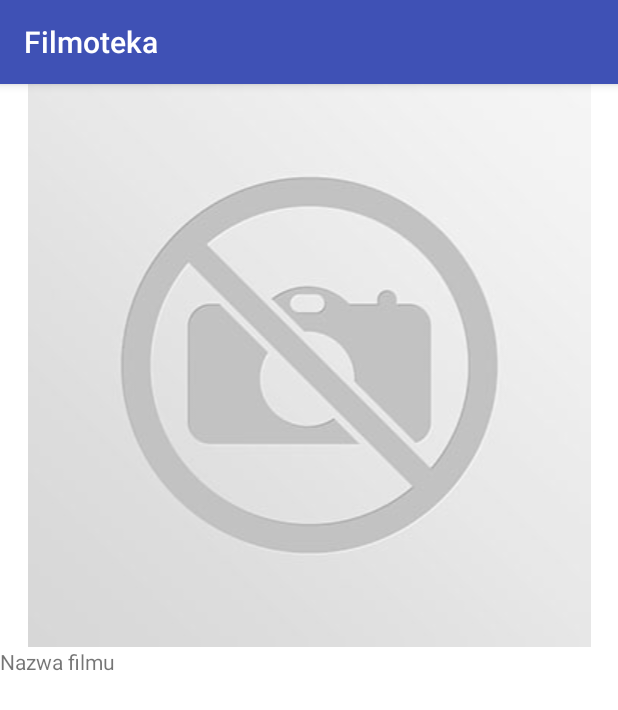
After one commit to norles/Filmoteka, an Android app: the PersonDetailActivity screen opened directly, with no data from a screen before it, on a phone screen of 412 x 824 dp. The commit adds this screen. Shown: the top 710 px of the screen. Run offline under Robolectric (Android 15) with nearby library versions, the phone set to English and light mode, and no system bars; pictures from the network do not load.

Commit message:
Add PersonDetailActivity

```diff
--- a/app/src/main/AndroidManifest.xml
+++ b/app/src/main/AndroidManifest.xml
@@ -25,6 +25,8 @@
         </activity>
         <activity android:name=".MovieDetailActivity">
         </activity>
+        <activity android:name=".PersonDetailActivity">
+        </activity>
     </application>
 
 </manifest>
--- a/app/src/main/java/filmoteka/norles/github/com/filmoteka/PersonAdapter.java
+++ b/app/src/main/java/filmoteka/norles/github/com/filmoteka/PersonAdapter.java
@@ -1,6 +1,7 @@
 package filmoteka.norles.github.com.filmoteka;
 
 import android.content.Context;
+import android.content.Intent;
 import android.support.v7.widget.RecyclerView;
 import android.util.Log;
 import android.view.LayoutInflater;
@@ -34,6 +35,8 @@ public class PersonAdapter extends RecyclerView.Adapter<PersonAdapter.PersonView
     public void onBindViewHolder(PersonViewHolder holder, int position) {
         PersonItem person = people.get(position);
 
+        holder.id = person.getId();
+
         holder.name.setText(person.getName());
 
         Glide.with(mContext)
@@ -51,6 +54,8 @@ public class PersonAdapter extends RecyclerView.Adapter<PersonAdapter.PersonView
 
     class PersonViewHolder extends RecyclerView.ViewHolder {
 
+        public Integer id;
+
         public TextView name;
         public ImageView img;
 
@@ -63,7 +68,9 @@ public class PersonAdapter extends RecyclerView.Adapter<PersonAdapter.PersonView
             itemView.setOnClickListener(new View.OnClickListener() {
                 @Override
                 public void onClick(View view) {
-                    Log.d("ITEM", name.getText().toString());
+                    Intent intent = new Intent(mContext, PersonDetailActivity.class);
+                    intent.putExtra("id",id);
+                    mContext.startActivity(intent);
                 }
             });
         }
--- /dev/null
+++ b/app/src/main/java/filmoteka/norles/github/com/filmoteka/PersonDetailActivity.java
@@ -0,0 +1,75 @@
+package filmoteka.norles.github.com.filmoteka;
+
+import android.os.Bundle;
+import android.support.v7.app.AppCompatActivity;
+import android.util.Log;
+import android.widget.ImageView;
+import android.widget.TextView;
+import com.bumptech.glide.Glide;
+import filmoteka.norles.github.com.filmoteka.models.MovieDetail;
+import filmoteka.norles.github.com.filmoteka.models.PersonDetail;
+import filmoteka.norles.github.com.filmoteka.network.Client;
+import filmoteka.norles.github.com.filmoteka.network.MovieService;
+import retrofit2.Call;
+import retrofit2.Callback;
+import retrofit2.Response;
+
+public class PersonDetailActivity extends AppCompatActivity {
+
+    private static final String TAG = PersonDetailActivity.class.getName();
+
+    private PersonDetail personDetail;
+
+    private ImageView imageView;
+    private TextView nameView;
+
+    private Integer id;
+
+    @Override
+    protected void onCreate(Bundle savedInstanceState) {
+        super.onCreate(savedInstanceState);
+        setContentView(R.layout.activity_person_detail);
+
+        id = getIntent().getIntExtra("id", 0);
+
+        imageView = findViewById(R.id.person_detail_img);
+        nameView = findViewById(R.id.person_detail_name);
+
+        loadJSON();
+    }
+
+    void loadJSON(){
+
+        MovieService service = Client
+                .getRetrofit()
+                .create(MovieService.class);
+
+        Call<PersonDetail> call = service.getPersonDetail(id,BuildConfig.MOVIE_DB_KEY);
+
+        call.enqueue(new Callback<PersonDetail>() {
+            @Override
+            public void onResponse(Call<PersonDetail> call, Response<PersonDetail> response) {
+                if (response.isSuccessful()){
+                    personDetail = response.body();
+
+                    initView();
+                }
+            }
+
+            @Override
+            public void onFailure(Call<PersonDetail> call, Throwable t) {
+                Log.e(TAG, t.getMessage());
+            }
+        });
+    }
+
+    void initView(){
+
+        Glide.with(this)
+                .load(personDetail.getProfilePath())
+                .placeholder(R.drawable.placeholder)
+                .into(imageView);
+
+        nameView.setText(personDetail.getName());
+    }
+}
--- /dev/null
+++ b/app/src/main/res/layout/activity_person_detail.xml
@@ -0,0 +1,12 @@
+<?xml version="1.0" encoding="utf-8"?>
+<android.support.constraint.ConstraintLayout
+        xmlns:android="http://schemas.android.com/apk/res/android"
+        xmlns:tools="http://schemas.android.com/tools"
+        xmlns:app="http://schemas.android.com/apk/res-auto"
+        android:id="@+id/person_detail_content"
+        android:layout_width="match_parent"
+        android:layout_height="match_parent">
+
+    <include layout="@layout/content_person_detail"/>
+
+</android.support.constraint.ConstraintLayout>
--- /dev/null
+++ b/app/src/main/res/layout/content_person_detail.xml
@@ -0,0 +1,26 @@
+<?xml version="1.0" encoding="utf-8"?>
+<LinearLayout
+        xmlns:android="http://schemas.android.com/apk/res/android"
+        xmlns:tools="http://schemas.android.com/tools"
+        android:orientation="vertical"
+        android:layout_width="match_parent"
+        android:layout_height="match_parent"
+        android:background="@color/cardview_light_background"
+        tools:context="filmoteka.norles.github.com.filmoteka.PersonDetailActivity"
+        tools:showIn="@layout/activity_person_detail">
+
+
+    <ImageView
+            android:id="@+id/person_detail_img"
+            android:layout_width="match_parent"
+            android:layout_height="wrap_content"
+            android:src="@drawable/placeholder"
+            />
+
+    <TextView
+            android:id="@+id/person_detail_name"
+            android:layout_width="match_parent"
+            android:layout_height="wrap_content"
+            android:text="Nazwa filmu"/>
+
+</LinearLayout>
```
